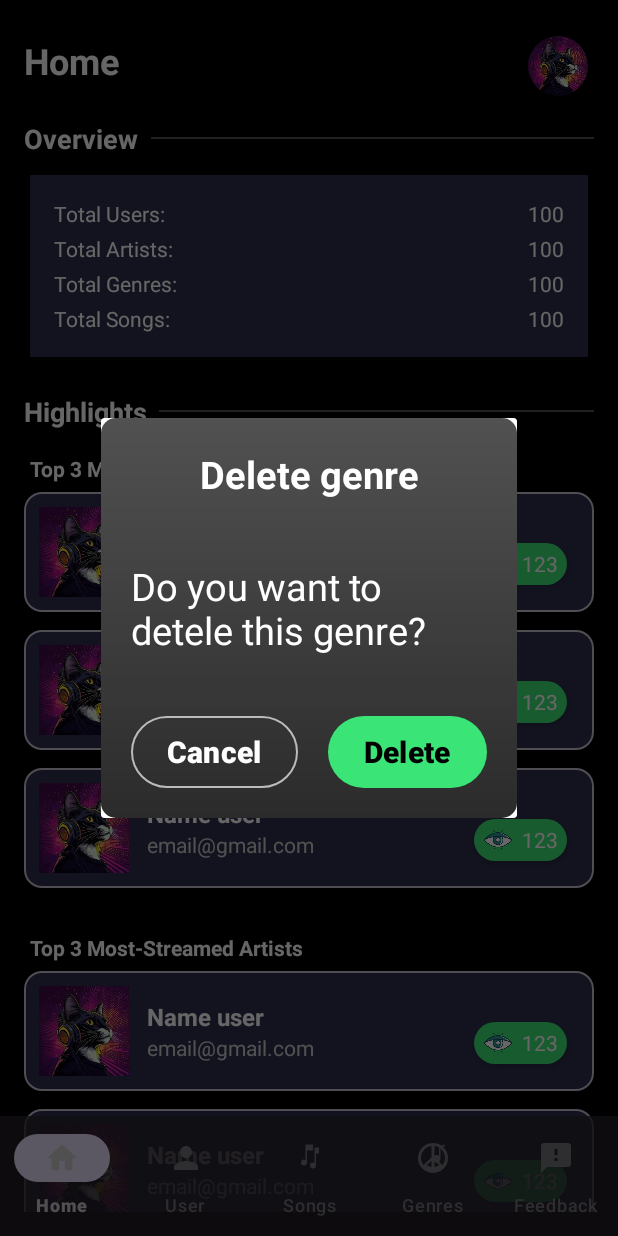
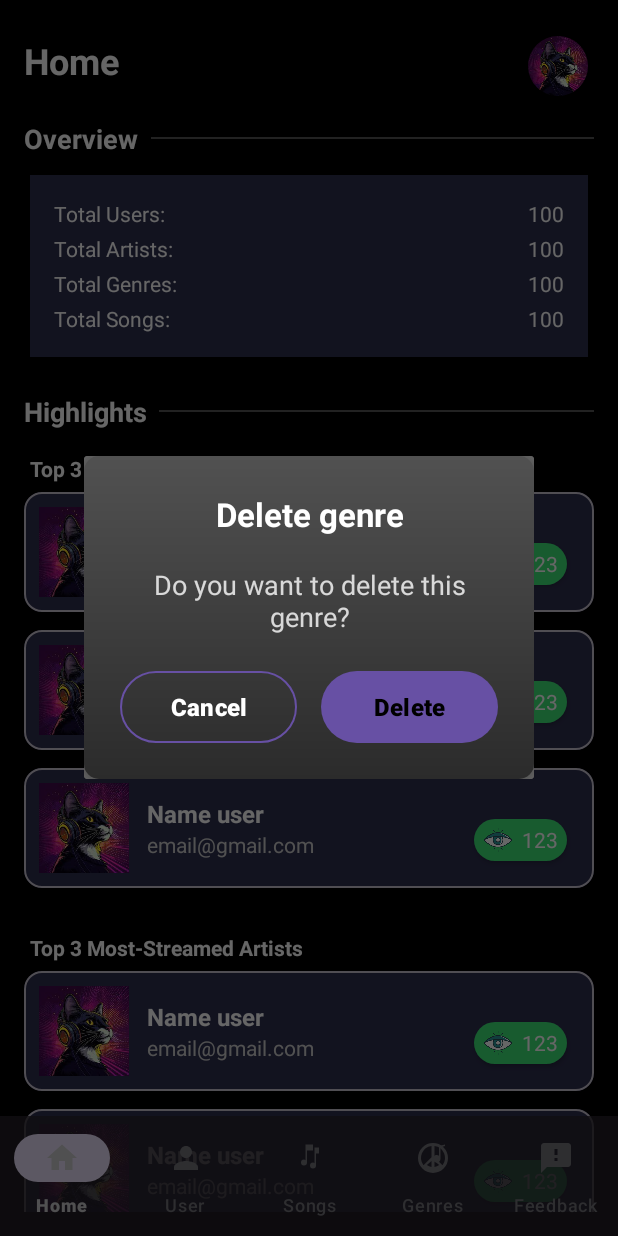
Before and after one commit to vangthanhhuy125/FrontendAppMusic, an Android app: the fragment ConfirmDeletingGenreFragment placed in its activity, on a phone screen of 412 x 824 dp. Run offline under Robolectric (Android 15) with nearby library versions, the phone set to English and light mode, and no system bars.

Commit message:
Update fragment_confirm_deleting_genre.xml

```diff
--- a/app/src/main/res/layout/fragment_confirm_deleting_genre.xml
+++ b/app/src/main/res/layout/fragment_confirm_deleting_genre.xml
@@ -1,69 +1,70 @@
 <?xml version="1.0" encoding="utf-8"?>
 <FrameLayout xmlns:android="http://schemas.android.com/apk/res/android"
-    xmlns:tools="http://schemas.android.com/tools"
-    xmlns:app="http://schemas.android.com/apk/res-auto"
+    android:id="@+id/dialog_container"
     android:layout_width="match_parent"
+    android:layout_height="match_parent"
+    android:background="#99000000"
+    android:gravity="center">
+
+    <!-- Hộp dialog chính -->
+    <LinearLayout
+    android:layout_width="300dp"
     android:layout_height="wrap_content"
+    android:orientation="vertical"
+    android:padding="24dp"
     android:background="@drawable/gray_gradient_background"
-    tools:context=".ConfirmDeletingGenreFragment">
+    android:elevation="8dp">
 
-    <LinearLayout
+    <TextView
+        android:id="@+id/title_text"
         android:layout_width="match_parent"
-        android:layout_height="match_parent"
-        android:orientation="vertical"
-        android:padding="20dp"
-        android:gravity="center">
+        android:layout_height="wrap_content"
+        android:text="Delete genre"
+        android:gravity="center"
+        android:textColor="#FFFFFF"
+        android:textSize="22sp"
+        android:textStyle="bold"
+        android:layout_marginBottom="20dp" />
 
-        <TextView
+    <TextView
+        android:id="@+id/message_text"
+        android:layout_width="match_parent"
+        android:layout_height="wrap_content"
+        android:text="Do you want to delete this genre?"
+        android:textColor="#CCFFFFFF"
+        android:textSize="18sp"
+        android:gravity="center"
+        android:layout_marginBottom="24dp" />
+
+        <LinearLayout
             android:layout_width="match_parent"
             android:layout_height="wrap_content"
-            android:gravity="center"
-            android:text="Delete genre"
-            android:textColor="#FFFFFF"
-            android:textSize="25sp"
-            android:textStyle="bold"
-            android:layout_marginBottom="40dp"/>
-
-        <TextView
-            android:layout_width="match_parent"
-            android:layout_height="wrap_content"
-            android:text="Do you want to detele this genre?"
-            android:textColor="#FFFFFF"
-            android:textColorHint="#CCFFFFFF"
-            android:textSize="25sp"
-            android:layout_marginBottom="40dp"/>
-
-        <LinearLayout
-            android:layout_width="wrap_content"
-            android:layout_height="wrap_content"
             android:orientation="horizontal"
-            >
+            android:gravity="center">
 
             <Button
                 android:id="@+id/cancel_button"
-                android:layout_width="wrap_content"
+                android:layout_width="0dp"
                 android:layout_height="wrap_content"
+                android:layout_weight="1"
                 android:background="@drawable/button_background01"
-                app:backgroundTint="@null"
                 android:text="Cancel"
                 android:textColor="#FFFFFF"
-                android:textSize="20sp"
+                android:textSize="16sp"
                 android:textStyle="bold"
-                android:layout_marginEnd="20dp"
-                />
+                android:layout_marginEnd="8dp" />
 
             <Button
                 android:id="@+id/create_button"
-                android:layout_width="wrap_content"
+                android:layout_width="0dp"
                 android:layout_height="wrap_content"
+                android:layout_weight="1"
                 android:background="@drawable/button_background02"
-                app:backgroundTint="@null"
                 android:text="Delete"
                 android:textColor="#000000"
-                android:textSize="20sp"
-                android:textStyle="bold" />
+                android:textSize="16sp"
+                android:textStyle="bold"
+                android:layout_marginStart="8dp" />
         </LinearLayout>
     </LinearLayout>
-
-
 </FrameLayout>
```
